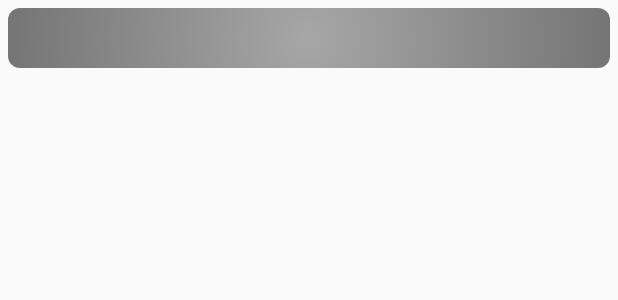
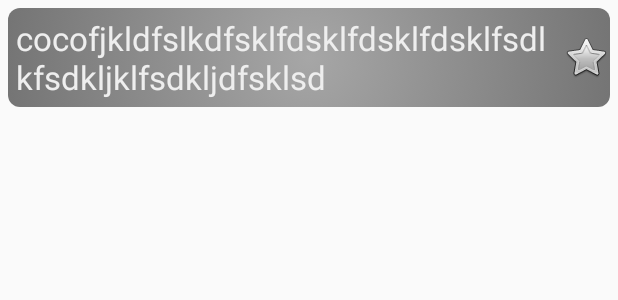
Before and after one commit to sebastienGotfroi/AndroidRssReader, an Android app: the layout article_cell.xml on its own in the app's theme, with its tools: preview values and no code run, on a phone screen of 412 x 824 dp. Shown: the top 300 px of the screen. Run offline under Robolectric (Android 15) with nearby library versions, the phone set to English and light mode, and no system bars.

Commit message:
Begin of favourite feature

```diff
--- a/app/src/main/java/com/sebastien/testontouch/testontouch/Constant.java
+++ b/app/src/main/java/com/sebastien/testontouch/testontouch/Constant.java
@@ -14,4 +14,5 @@ public class Constant {
 
     public static final String PREFERENCE_FILE_KEY = "user_selected_themes";
     public static final String KEY_THEME = "fluxJson";
+    public static final String KEY_FAVORIS = "favoris";
 }
--- a/app/src/main/res/layout/article_cell.xml
+++ b/app/src/main/res/layout/article_cell.xml
@@ -1,17 +1,30 @@
 <?xml version="1.0" encoding="utf-8"?>
-<LinearLayout xmlns:android="http://schemas.android.com/apk/res/android"
-    android:orientation="vertical" android:layout_width="match_parent"
-    android:layout_height="match_parent">
+<RelativeLayout xmlns:android="http://schemas.android.com/apk/res/android"
+    android:id="@+id/cellArticleTitle"
+    android:orientation="vertical"
+    android:layout_width="match_parent"
+    android:layout_height="wrap_content"
+    android:layout_margin="5dp"
+    android:background="@drawable/ontouch">
 
     <TextView
         android:id="@+id/articleTitle"
-        android:layout_width="match_parent"
+        android:layout_width="wrap_content"
         android:layout_height="wrap_content"
         android:layout_gravity="center_horizontal"
-        android:layout_margin="5dp"
+        android:layout_toLeftOf="@id/iconFavorite"
         android:padding="5dp"
+        android:text="cocofjkldfslkdfsklfdsklfdsklfdsklfsdlkfsdkljklfsdkljdfsklsd"
         android:textAppearance="?android:textAppearanceLarge"
         android:textColor="#eeeeee"
-        android:background="@drawable/ontouch"
         />
-</LinearLayout>
+
+    <ImageView
+        android:id="@+id/iconFavorite"
+        android:layout_width="wrap_content"
+        android:layout_height="wrap_content"
+        android:src="@android:drawable/btn_star_big_off"
+        android:layout_centerVertical="true"
+        android:layout_alignParentRight="true"
+        />
+</RelativeLayout>
```
Also changed, not shown: app/src/main/res/layout/cell.xml (+11 -10 lines).
